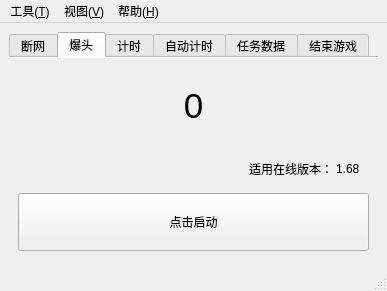
Above: EliteSpeedrunTool/MainWindow.ui from GTA5Oracle/EliteSpeedrunTool before the change. Below: the same form after it.
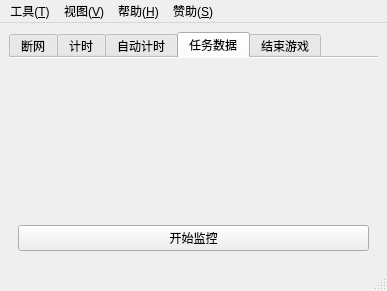
That is the form after the change. The open tabs and pages were chosen to show the change. Icons and pictures are not drawn.

Patch:
```diff
--- a/EliteSpeedrunTool/MainWindow.ui
+++ b/EliteSpeedrunTool/MainWindow.ui
@@ -195,120 +195,6 @@
         </item>
        </layout>
       </widget>
-      <widget class="QWidget" name="tabHeadShot">
-       <attribute name="title">
-        <string>爆头</string>
-       </attribute>
-       <layout class="QVBoxLayout" name="verticalLayout_3">
-        <item>
-         <spacer name="spacer_4">
-          <property name="orientation">
-           <enum>Qt::Vertical</enum>
-          </property>
-          <property name="sizeType">
-           <enum>QSizePolicy::Fixed</enum>
-          </property>
-          <property name="sizeHint" stdset="0">
-           <size>
-            <width>20</width>
-            <height>10</height>
-           </size>
-          </property>
-         </spacer>
-        </item>
-        <item>
-         <widget class="QLabel" name="labHeadShotCount">
-          <property name="font">
-           <font>
-            <pointsize>26</pointsize>
-           </font>
-          </property>
-          <property name="text">
-           <string notr="true">0</string>
-          </property>
-          <property name="alignment">
-           <set>Qt::AlignCenter</set>
-          </property>
-         </widget>
-        </item>
-        <item>
-         <spacer name="spacer_3">
-          <property name="orientation">
-           <enum>Qt::Vertical</enum>
-          </property>
-          <property name="sizeType">
-           <enum>QSizePolicy::Fixed</enum>
-          </property>
-          <property name="sizeHint" stdset="0">
-           <size>
-            <width>20</width>
-            <height>10</height>
-           </size>
-          </property>
-         </spacer>
-        </item>
-        <item>
-         <widget class="QWidget" name="horizontalWidget" native="true">
-          <property name="sizePolicy">
-           <sizepolicy hsizetype="Preferred" vsizetype="Maximum">
-            <horstretch>0</horstretch>
-            <verstretch>0</verstretch>
-           </sizepolicy>
-          </property>
-          <layout class="QHBoxLayout" name="horizontalLayout_2">
-           <property name="spacing">
-            <number>3</number>
-           </property>
-           <item>
-            <widget class="QLabel" name="label_2">
-             <property name="sizePolicy">
-              <sizepolicy hsizetype="Preferred" vsizetype="Maximum">
-               <horstretch>0</horstretch>
-               <verstretch>0</verstretch>
-              </sizepolicy>
-             </property>
-             <property name="text">
-              <string>适用在线版本：</string>
-             </property>
-             <property name="alignment">
-              <set>Qt::AlignRight|Qt::AlignTrailing|Qt::AlignVCenter</set>
-             </property>
-            </widget>
-           </item>
-           <item>
-            <widget class="QLabel" name="label_3">
-             <property name="sizePolicy">
-              <sizepolicy hsizetype="Maximum" vsizetype="Preferred">
-               <horstretch>0</horstretch>
-               <verstretch>0</verstretch>
-              </sizepolicy>
-             </property>
-             <property name="text">
-              <string notr="true">1.68</string>
-             </property>
-            </widget>
-           </item>
-          </layout>
-         </widget>
-        </item>
-        <item>
-         <widget class="QPushButton" name="btnStartHeadShot">
-          <property name="sizePolicy">
-           <sizepolicy hsizetype="Minimum" vsizetype="Minimum">
-            <horstretch>0</horstretch>
-            <verstretch>0</verstretch>
-           </sizepolicy>
-          </property>
-          <property name="text">
-           <string>点击启动</string>
-          </property>
-          <property name="checkable">
-           <bool>true</bool>
-          </property>
-         </widget>
-        </item>
-       </layout>
-      </widget>
       <widget class="QWidget" name="tabTimer">
        <attribute name="title">
         <string>计时</string>
@@ -656,9 +542,18 @@
     </widget>
     <addaction name="menuDisplayInfo"/>
    </widget>
+   <widget class="QMenu" name="menuSponsor">
+    <property name="title">
+     <string>赞助(&amp;S)</string>
+    </property>
+    <addaction name="actionAliPay"/>
+    <addaction name="actionAiFaDian"/>
+    <addaction name="actionBuyMeACoffee"/>
+   </widget>
    <addaction name="menuTool"/>
    <addaction name="menuView"/>
    <addaction name="menuHelp"/>
+   <addaction name="menuSponsor"/>
   </widget>
   <widget class="QStatusBar" name="statusbar"/>
   <action name="actionAboutQt">
```
Left out of the diff: 42 changed lines with no effect on the pictures.
